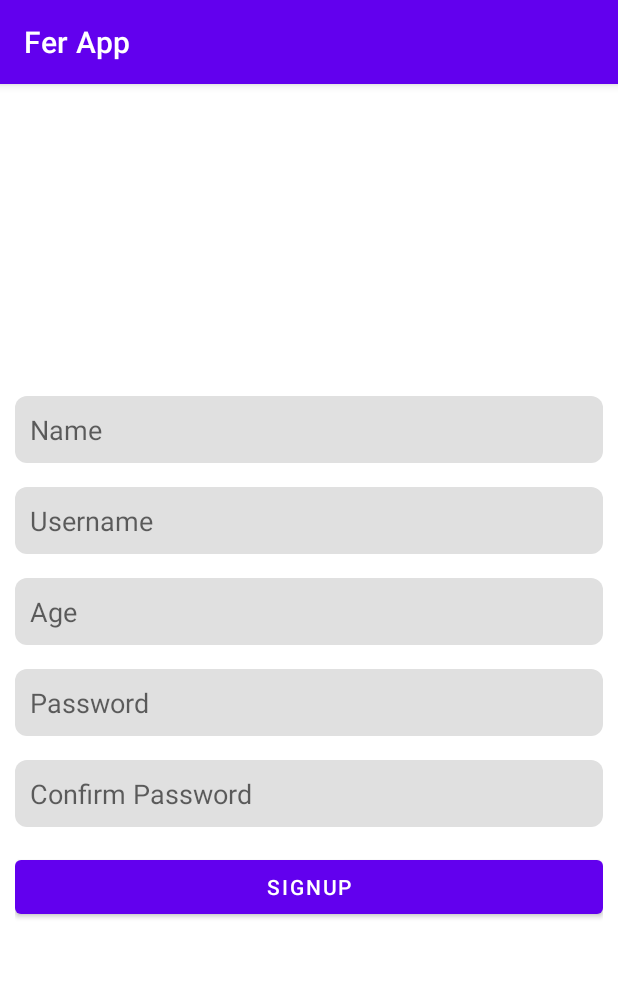
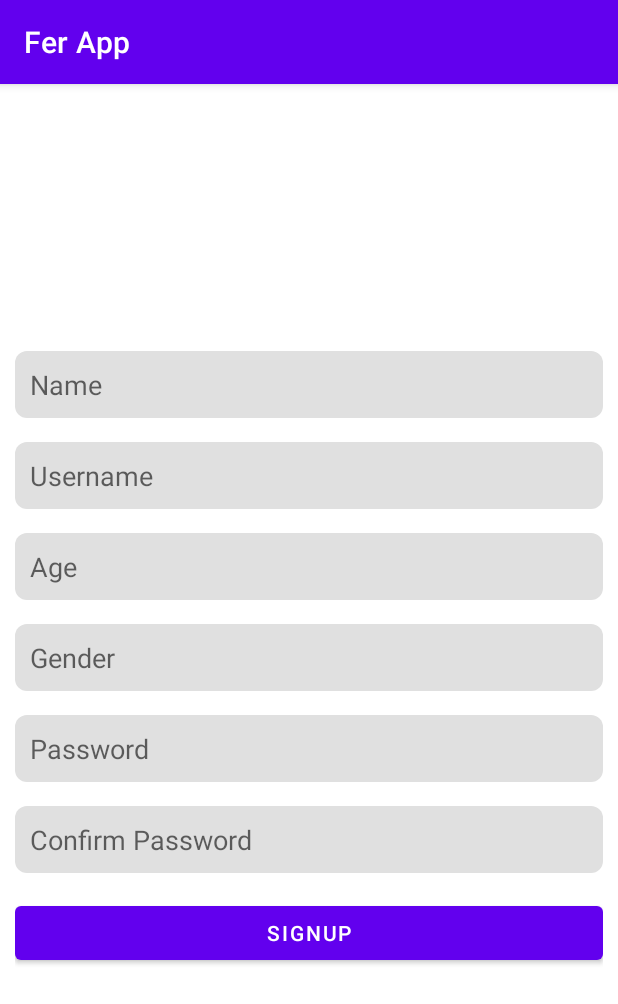
Before and after one commit to rasel-093/FerApp, an Android app: the SignUpActivity screen opened directly, with no data from a screen before it, on a phone screen of 412 x 824 dp. Shown: the top 1004 px of the screen. Run offline under Robolectric (Android 15) with nearby library versions, the phone set to English and light mode, and no system bars; our stand-ins replace Room's generated code.

```diff
--- a/app/src/main/java/com/vicksam/ferapp/SignUpActivity.kt
+++ b/app/src/main/java/com/vicksam/ferapp/SignUpActivity.kt
@@ -1,14 +1,48 @@
 package com.vicksam.ferapp
 
+import android.app.Application
 import androidx.appcompat.app.AppCompatActivity
 import android.os.Bundle
+import android.widget.Button
+import android.widget.EditText
+import android.widget.Toast
+import androidx.lifecycle.ViewModel
 import androidx.lifecycle.ViewModelProvider
+import com.vicksam.ferapp.db.user.User
 import com.vicksam.ferapp.db.user.UserViewModel
+import com.vicksam.ferapp.db.user.UserViewModelFactory
 
 class SignUpActivity : AppCompatActivity() {
     override fun onCreate(savedInstanceState: Bundle?) {
         super.onCreate(savedInstanceState)
+        val userViewModel: UserViewModel = ViewModelProvider(this, UserViewModelFactory(application)).get(UserViewModel::class.java)
+
         setContentView(R.layout.activity_sign_up)
+        val nameEt = findViewById<EditText>(R.id.name_et)
+        val userNameEt = findViewById<EditText>(R.id.username_et)
+        val ageEt = findViewById<EditText>(R.id.age_et)
+        val passwordEt = findViewById<EditText>(R.id.password_field)
+        val confirmPasswordEt = findViewById<EditText>(R.id.confirm_password_field)
+        val genderEt = findViewById<EditText>(R.id.gender_field)
+        val signupBtn = findViewById<Button>(R.id.signup_buttonId)
 
+        signupBtn.setOnClickListener {
+            val name = nameEt.text.toString()
+            val userName = userNameEt.text.toString()
+            val age = ageEt.text.toString().toInt()
+            val password  = passwordEt.text.toString()
+            val confirmPassword = confirmPasswordEt.text.toString()
+            val gender = genderEt.text.toString()
+
+            val user = User(
+                age = age,
+                name = name,
+                gender = gender,
+                username = userName,
+                password = password
+            )
+            userViewModel.insertUser(user)
+            Toast.makeText(this, "Registration Successful", Toast.LENGTH_SHORT).show()
+        }
     }
 }
--- a/app/src/main/java/com/vicksam/ferapp/db/history/History.kt
+++ b/app/src/main/java/com/vicksam/ferapp/db/history/History.kt
@@ -5,12 +5,12 @@ import androidx.room.PrimaryKey
 
 @Entity(tableName = "history")
 data class History(
-    @PrimaryKey(autoGenerate = true) val historyId: Int,
+    @PrimaryKey(autoGenerate = true) val historyId: Int = 1,
     val dateTime: String,
     val userId: Int,
     val expressionType: Int,
     val capturedFace: ByteArray?, // Optional field for storing captured face image data (BLOB)
     val emotion: String,
     val guidanceId:Int,
-    val isRead: Boolean
+    val isRead: Boolean = false
 )
--- a/app/src/main/java/com/vicksam/ferapp/db/history/HistoryDao.kt
+++ b/app/src/main/java/com/vicksam/ferapp/db/history/HistoryDao.kt
@@ -26,5 +26,5 @@ interface HistoryDao {
     fun getAllHistory(): LiveData<List<History>>
 
     @Query("SELECT * FROM history WHERE guidanceId = :guidanceId")
-    suspend fun getHistoryByGuidanceId(guidanceId: Int): LiveData<List<History>>
+    fun getHistoryByGuidanceId(guidanceId: Int): LiveData<List<History>>
 }
--- a/app/src/main/java/com/vicksam/ferapp/db/history/HistoryRepo.kt
+++ b/app/src/main/java/com/vicksam/ferapp/db/history/HistoryRepo.kt
@@ -4,4 +4,7 @@ import androidx.lifecycle.LiveData
 
 class HistoryRepository(private val historyDao: HistoryDao) {
     val allHistory: LiveData<List<History>> = historyDao.getAllHistory()
+    suspend fun insertHistory(history: History){
+        historyDao.insertHistory(history)
+    }
 }
--- a/app/src/main/java/com/vicksam/ferapp/db/user/User.kt
+++ b/app/src/main/java/com/vicksam/ferapp/db/user/User.kt
@@ -5,7 +5,7 @@ import androidx.room.PrimaryKey
 
 @Entity(tableName = "user")
 data class User(
-    @PrimaryKey(autoGenerate = true) val userid: Int,
+    @PrimaryKey(autoGenerate = true) val userid: Int = 1,
     val age: Int,
     val name:String,
     val gender: String,
--- a/app/src/main/java/com/vicksam/ferapp/db/user/UserRepo.kt
+++ b/app/src/main/java/com/vicksam/ferapp/db/user/UserRepo.kt
@@ -4,4 +4,7 @@ import androidx.lifecycle.LiveData
 
 class UserRepository(private val userDao: UserDao) {
     val allUsers: LiveData<List<User>> = userDao.getAllUsers()
+    suspend fun insertUser(user: User){
+        userDao.insertUser(user)
+    }
 }
--- a/app/src/main/java/com/vicksam/ferapp/db/user/UserViewModel.kt
+++ b/app/src/main/java/com/vicksam/ferapp/db/user/UserViewModel.kt
@@ -3,7 +3,10 @@ package com.vicksam.ferapp.db.user
 import android.app.Application
 import androidx.lifecycle.AndroidViewModel
 import androidx.lifecycle.LiveData
+import androidx.lifecycle.viewModelScope
 import com.vicksam.ferapp.db.AppDatabase
+import kotlinx.coroutines.launch
+
 class UserViewModel(application: Application) : AndroidViewModel(application) {
     val allUsers: LiveData<List<User>>
 
@@ -13,4 +16,7 @@ class UserViewModel(application: Application) : AndroidViewModel(application) {
         repository = UserRepository(userDao)
         allUsers = repository.allUsers
     }
+    fun insertUser(user: User){
+        viewModelScope.launch { repository.insertUser(user) }
+    }
 }
--- /dev/null
+++ b/app/src/main/java/com/vicksam/ferapp/db/user/UserViewModelFactory.kt
@@ -0,0 +1,14 @@
+package com.vicksam.ferapp.db.user
+
+import android.app.Application
+import androidx.lifecycle.ViewModel
+import androidx.lifecycle.ViewModelProvider
+
+class UserViewModelFactory(private val application: Application) : ViewModelProvider.Factory {
+    override fun <T : ViewModel> create(modelClass: Class<T>): T {
+        if (modelClass.isAssignableFrom(UserViewModel::class.java)) {
+            return UserViewModel(application) as T
+        }
+        throw IllegalArgumentException("Unknown ViewModel class")
+    }
+}
--- a/app/src/main/res/layout/activity_sign_up.xml
+++ b/app/src/main/res/layout/activity_sign_up.xml
@@ -31,7 +31,7 @@
         android:layout_height="wrap_content"
         android:hint="Username"
         android:padding="10dp"
-        android:inputType="textEmailAddress"
+        android:inputType="text"
         android:imeOptions="actionNext"
         android:background="@drawable/rounded_edit_text_background"
         android:layout_marginBottom="16dp" />
@@ -45,6 +45,18 @@
         android:imeOptions="actionNext"
         android:background="@drawable/rounded_edit_text_background"
         android:layout_marginBottom="16dp" />
+
+    <EditText
+        android:id="@+id/gender_field"
+        android:layout_width="match_parent"
+        android:layout_height="wrap_content"
+        android:hint="Gender"
+        android:padding="10dp"
+        android:inputType="text"
+        android:imeOptions="actionNext"
+        android:background="@drawable/rounded_edit_text_background"
+        android:layout_marginBottom="16dp"
+        android:autofillHints="Male|Female" />
 
     <EditText
         android:id="@+id/password_field"
@@ -67,7 +79,7 @@
         android:background="@drawable/rounded_edit_text_background"  />
 
     <Button
-        android:id="@+id/login_button"
+        android:id="@+id/signup_buttonId"
         android:layout_width="match_parent"
         android:layout_height="wrap_content"
         android:text="SignUp"
--- a/build.gradle
+++ b/build.gradle
@@ -1,6 +1,6 @@
 // Top-level build file where you can add configuration options common to all sub-projects/modules.
 buildscript {
-    ext.kotlin_version = '1.8.0'
+    ext.kotlin_version = '1.8.10'
     repositories {
         google()
         jcenter()
```
Also changed, not shown: app/build.gradle (+15 -3 lines), app/src/main/java/com/vicksam/ferapp/LoginActivity.kt (+0 -21 lines), app/src/main/java/com/vicksam/ferapp/MainActivity.kt (+20 -1 lines), app/src/main/java/com/vicksam/ferapp/db/guidance/GuidanceViewModelFactory.kt (added, +15 -0 lines), app/src/main/java/com/vicksam/ferapp/db/history/HistoryViewModel.kt (+8 -0 lines), app/src/main/java/com/vicksam/ferapp/db/history/HistoryViewModelFactory.kt (added, +15 -0 lines).
